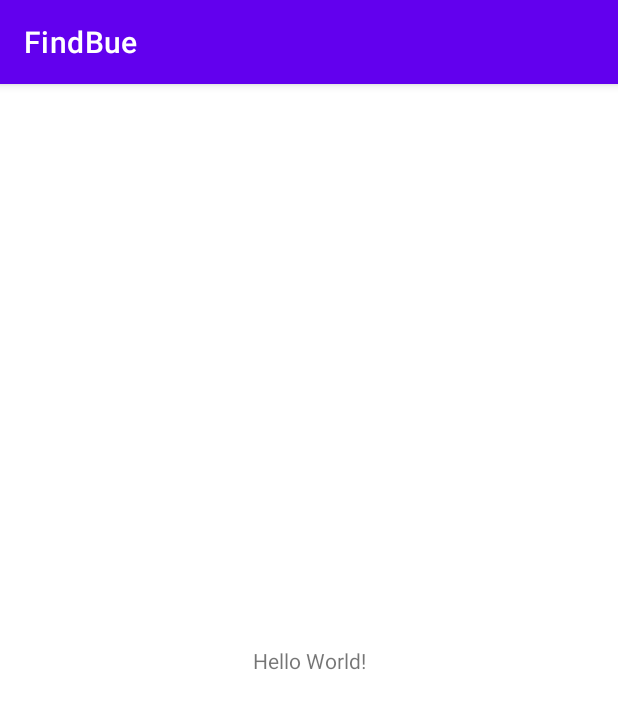
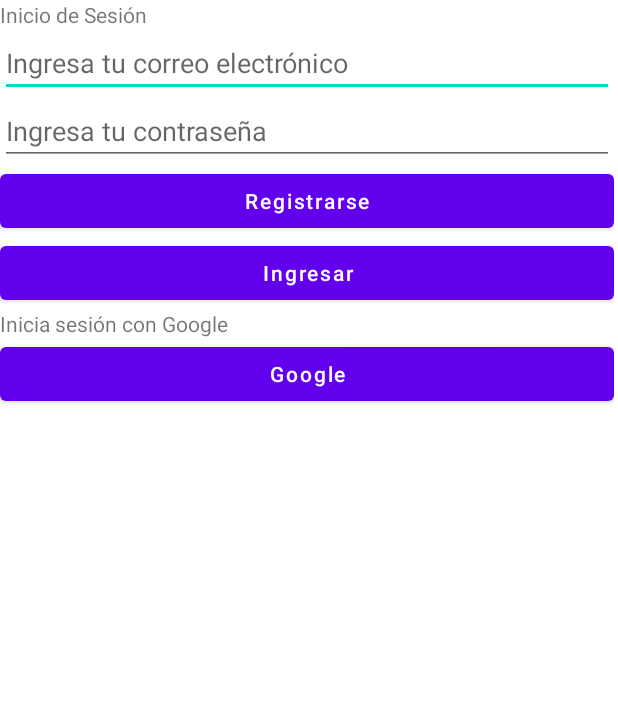
Before and after one commit to LuchoAlm/FindBue, an Android app: the screen it shows after launch (MainActivity), on a phone screen of 412 x 824 dp. Shown: the top 709 px of the screen. Run offline under Robolectric (Android 15) with nearby library versions, the phone set to English and light mode, and no system bars.

Commit message:
Interfaz de login creada, falta diseño

```diff
--- a/app/src/main/java/com/example/findbue/MainActivity.java
+++ b/app/src/main/java/com/example/findbue/MainActivity.java
@@ -3,12 +3,20 @@ package com.example.findbue;
 import androidx.appcompat.app.AppCompatActivity;
 
 import android.os.Bundle;
+import android.view.Window;
+import android.view.WindowManager;
 
 public class MainActivity extends AppCompatActivity {
 
     @Override
     protected void onCreate(Bundle savedInstanceState) {
         super.onCreate(savedInstanceState);
+
+        //Ocultamos la barra de acción
+        getSupportActionBar().hide();
+        //Ocultamos la barra de estado del sistema
+        getWindow().setFlags(WindowManager.LayoutParams.FLAG_FULLSCREEN, WindowManager.LayoutParams.FLAG_FULLSCREEN );
+
         setContentView(R.layout.activity_main);
     }
 }
--- a/app/src/main/res/layout/activity_main.xml
+++ b/app/src/main/res/layout/activity_main.xml
@@ -6,13 +6,60 @@
     android:layout_height="match_parent"
     tools:context=".MainActivity">
 
-    <TextView
-        android:layout_width="wrap_content"
-        android:layout_height="wrap_content"
-        android:text="Hello World!"
-        app:layout_constraintBottom_toBottomOf="parent"
-        app:layout_constraintLeft_toLeftOf="parent"
-        app:layout_constraintRight_toRightOf="parent"
-        app:layout_constraintTop_toTopOf="parent" />
+    <LinearLayout
+        android:layout_width="409dp"
+        android:layout_height="729dp"
+        android:orientation="vertical"
+        tools:layout_editor_absoluteX="1dp"
+        tools:layout_editor_absoluteY="1dp">
 
+        <TextView
+            android:id="@+id/textView"
+            android:layout_width="match_parent"
+            android:layout_height="wrap_content"
+            android:text="@string/lbl_Login" />
+
+        <EditText
+            android:id="@+id/editTextTextPersonName"
+            android:layout_width="match_parent"
+            android:layout_height="wrap_content"
+            android:ems="10"
+            android:hint="@string/plh_correo"
+            android:inputType="textPersonName" />
+
+        <EditText
+            android:id="@+id/editTextTextPassword"
+            android:layout_width="match_parent"
+            android:layout_height="wrap_content"
+            android:ems="10"
+            android:hint="@string/plh_password"
+            android:inputType="textPassword" />
+
+        <Button
+            android:id="@+id/button"
+            android:layout_width="match_parent"
+            android:layout_height="wrap_content"
+            android:text="@string/btn_registrar"
+            android:textAllCaps="false" />
+
+        <Button
+            android:id="@+id/button2"
+            android:layout_width="match_parent"
+            android:layout_height="wrap_content"
+            android:text="@string/btn_Ingresar"
+            android:textAllCaps="false" />
+
+        <TextView
+            android:id="@+id/textView2"
+            android:layout_width="match_parent"
+            android:layout_height="wrap_content"
+            android:text="@string/lbl_logGoogle" />
+
+        <Button
+            android:id="@+id/button3"
+            android:layout_width="match_parent"
+            android:layout_height="wrap_content"
+            android:text="Google"
+            android:textAllCaps="false" />
+    </LinearLayout>
 </androidx.constraintlayout.widget.ConstraintLayout>
--- a/app/src/main/res/values/strings.xml
+++ b/app/src/main/res/values/strings.xml
@@ -1,3 +1,11 @@
 <resources>
     <string name="app_name">FindBue</string>
+
+    <string name="lbl_Login">Inicio de Sesión</string>
+    <string name="plh_correo">Ingresa tu correo electrónico</string>
+    <string name="plh_password">Ingresa tu contraseña</string>
+    <string name="lbl_logGoogle">Inicia sesión con Google</string>
+
+    <string name="btn_registrar">Registrarse</string>
+    <string name="btn_Ingresar">Ingresar</string>
 </resources>
```
